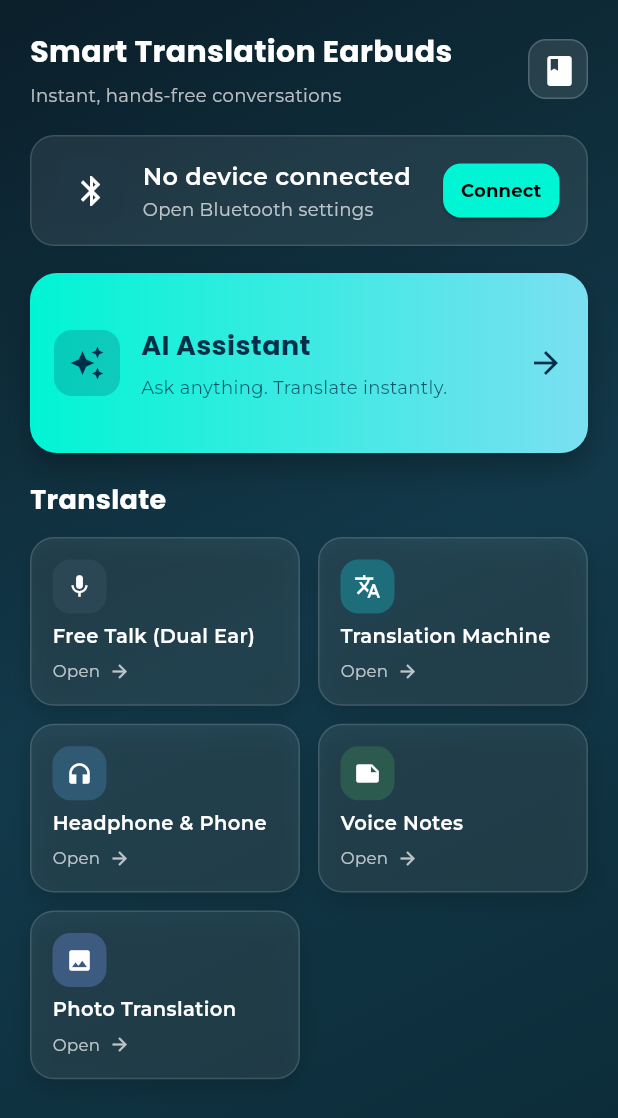
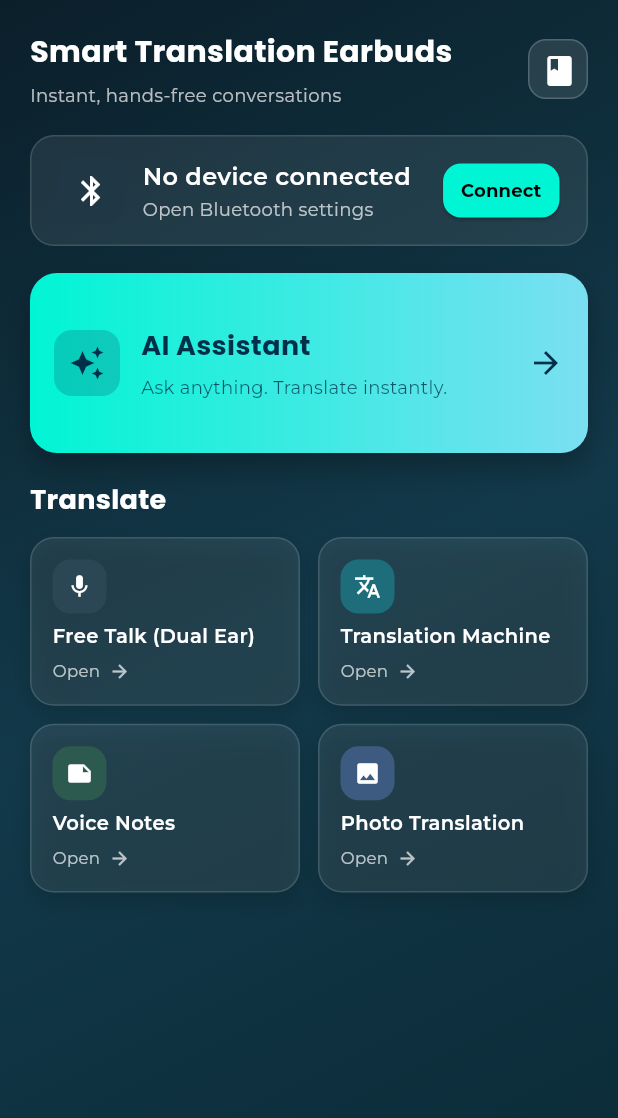
Before and after one commit to AleeXraxa/STE-2, a Flutter app: the screen it shows after launch, on a phone screen of 412 x 824 dp. Shown: the top 1118 px of the screen. Run offline on Flutter 3.47's test engine with Material 3 defaults, Android fonts, the phone set to English and light mode, and no system bars; our stand-ins replace camera, flutter_blue_plus, flutter_dotenv, flutter_spinkit, flutter_tts, get and 6 more; missing offline and left inert: app_settings, google_mlkit_text_recognition, record, translator; accounts and stored records are empty; statements that could not run were skipped.

```diff
--- a/lib/features/home/views/home_screen.dart
+++ b/lib/features/home/views/home_screen.dart
@@ -252,7 +252,9 @@ class _HomeScreenState extends State<HomeScreen>
                                 borderRadius: BorderRadius.circular(12),
                               ),
                               child: Icon(
-                                isConnected ? Icons.bluetooth_connected : Icons.bluetooth,
+                                isConnected
+                                    ? Icons.bluetooth_connected
+                                    : Icons.bluetooth,
                                 color: isConnected
                                     ? const Color(0xFF003049)
                                     : Colors.white,
@@ -476,12 +478,6 @@ class _HomeScreenState extends State<HomeScreen>
                             () => Get.toNamed('/translation'),
                           ),
                           _buildFeatureCard(
-                            'Headphone & Phone',
-                            Icons.headphones,
-                            const Color(0xFF305A73),
-                            () => Get.toNamed('/headphone_phone'),
-                          ),
-                          _buildFeatureCard(
                             'Voice Notes',
                             Icons.note,
                             const Color(0xFF2D5A4F),
```
Also changed, not shown: lib/features/voice_notes/views/voice_notes_screen.dart (+3 -6 lines), pubspec.lock, 3 other files.
